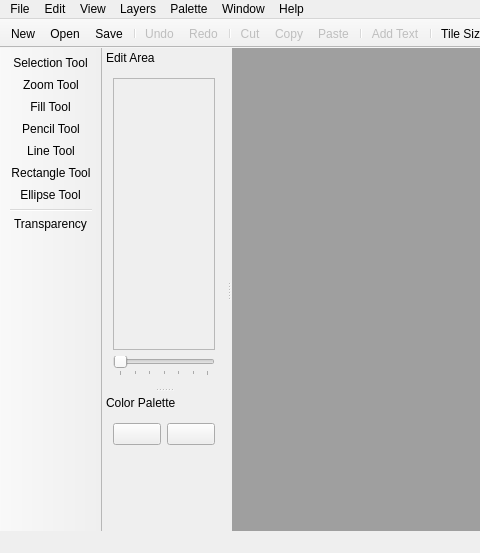
This is screens/main_window.ui in ricardobusta/pixelbooster as Qt 5 draws it before an edit; both pictures show x 0 to 480 and y 0 to 553 of the 785 by 553 pixel window. The edited form follows.
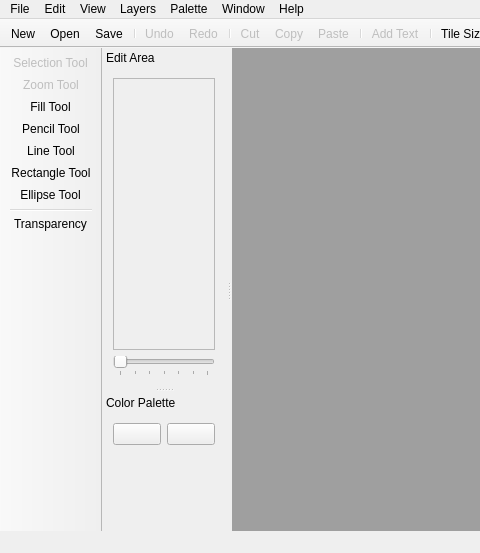
This is the edited form. Icons and pictures are not drawn. Custom widgets are drawn as their Qt base class.

Commit message: Changes some texts and version to 0.01 to make a faster release to fix some issues.

The edit to the form file:
```diff
--- a/screens/main_window.ui
+++ b/screens/main_window.ui
@@ -884,7 +884,7 @@
     <bool>true</bool>
    </property>
    <property name="enabled">
-    <bool>true</bool>
+    <bool>false</bool>
    </property>
    <property name="icon">
     <iconset resource="../resources/icons/icons.qrc">
@@ -902,7 +902,7 @@
     <bool>true</bool>
    </property>
    <property name="enabled">
-    <bool>true</bool>
+    <bool>false</bool>
    </property>
    <property name="icon">
     <iconset resource="../resources/icons/icons.qrc">
```
Left out of the diff: 26 changed lines with no effect on the pictures. The commit also changes 1 other file.
